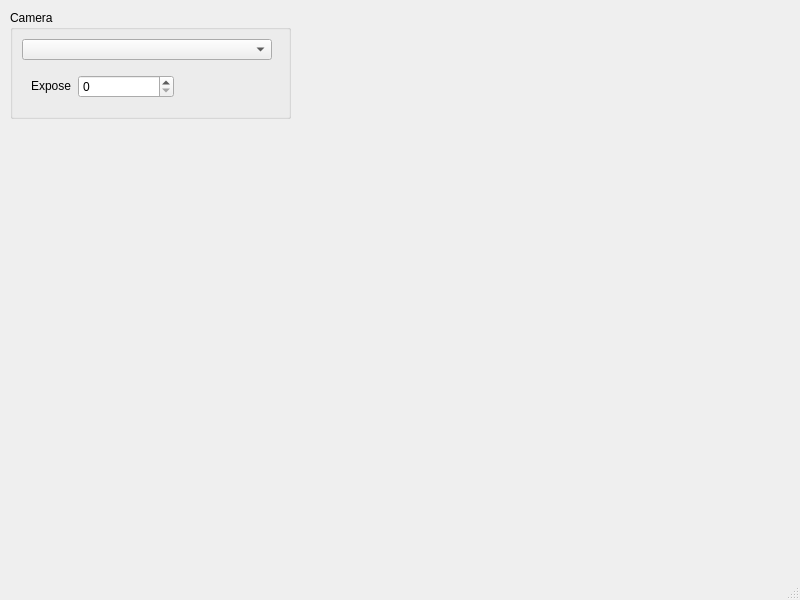
Above: sfdi-ui/ui/MainWindow.ui from xiaotang2333333/sfdi_cpp before the change. Below: the same form after it.
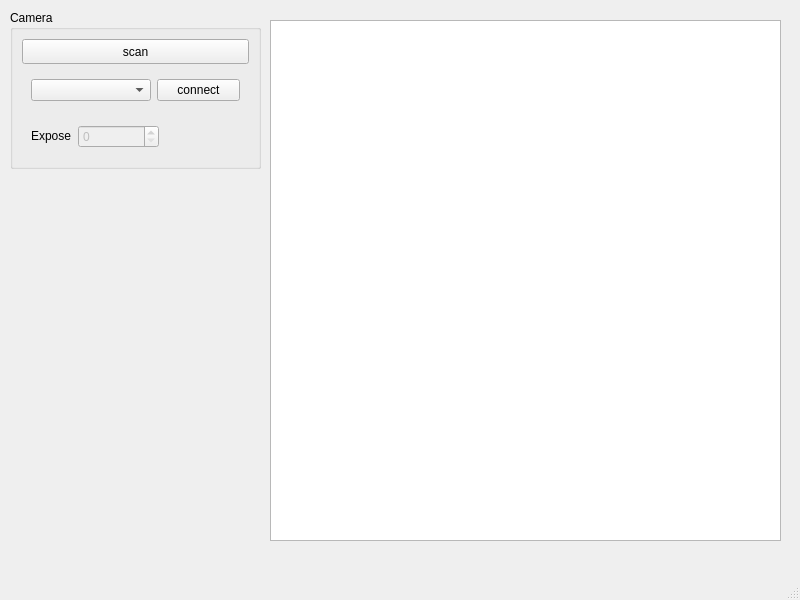
That is the form after the change.

Commit message: 完成相机驱动CamControl.cpp/hpp，实现图像回调函数

```diff
--- a/sfdi-ui/ui/MainWindow.ui
+++ b/sfdi-ui/ui/MainWindow.ui
@@ -19,8 +19,8 @@
      <rect>
       <x>10</x>
       <y>10</y>
-      <width>281</width>
-      <height>109</height>
+      <width>251</width>
+      <height>159</height>
      </rect>
     </property>
     <property name="sizePolicy">
@@ -34,7 +34,7 @@
     </property>
     <layout class="QVBoxLayout" name="verticalLayout">
      <item>
-      <widget class="QComboBox" name="CamSelector">
+      <widget class="QPushButton" name="scanCamBtn">
        <property name="sizePolicy">
         <sizepolicy hsizetype="Preferred" vsizetype="Fixed">
          <horstretch>0</horstretch>
@@ -53,10 +53,54 @@
          <height>40</height>
         </size>
        </property>
+       <property name="text">
+        <string>scan</string>
+       </property>
       </widget>
      </item>
      <item>
-      <widget class="QWidget" name="widget" native="true">
+      <widget class="QWidget" name="connectCamWidget" native="true">
+       <layout class="QHBoxLayout" name="horizontalLayout_2">
+        <item>
+         <widget class="QComboBox" name="camSelector">
+          <property name="enabled">
+           <bool>true</bool>
+          </property>
+          <property name="sizePolicy">
+           <sizepolicy hsizetype="Preferred" vsizetype="Fixed">
+            <horstretch>0</horstretch>
+            <verstretch>0</verstretch>
+           </sizepolicy>
+          </property>
+          <property name="minimumSize">
+           <size>
+            <width>120</width>
+            <height>20</height>
+           </size>
+          </property>
+          <property name="maximumSize">
+           <size>
+            <width>250</width>
+            <height>40</height>
+           </size>
+          </property>
+         </widget>
+        </item>
+        <item>
+         <widget class="QPushButton" name="controlCamBtn">
+          <property name="enabled">
+           <bool>true</bool>
+          </property>
+          <property name="text">
+           <string>connect</string>
+          </property>
+         </widget>
+        </item>
+       </layout>
+      </widget>
+     </item>
+     <item>
+      <widget class="QWidget" name="exposeWidget" native="true">
        <layout class="QHBoxLayout" name="horizontalLayout">
         <item>
          <widget class="QLabel" name="exposeLbl">
@@ -73,6 +117,9 @@
         </item>
         <item>
          <widget class="QSpinBox" name="exposeSpin">
+          <property name="enabled">
+           <bool>false</bool>
+          </property>
           <property name="sizePolicy">
            <sizepolicy hsizetype="Expanding" vsizetype="Fixed">
             <horstretch>0</horstretch>
@@ -111,6 +158,16 @@
      </item>
     </layout>
    </widget>
+   <widget class="QGraphicsView" name="camView">
+    <property name="geometry">
+     <rect>
+      <x>270</x>
+      <y>20</y>
+      <width>511</width>
+      <height>521</height>
+     </rect>
+    </property>
+   </widget>
   </widget>
   <widget class="QMenuBar" name="menubar">
    <property name="geometry">
```
The commit also changes 10 other files.
